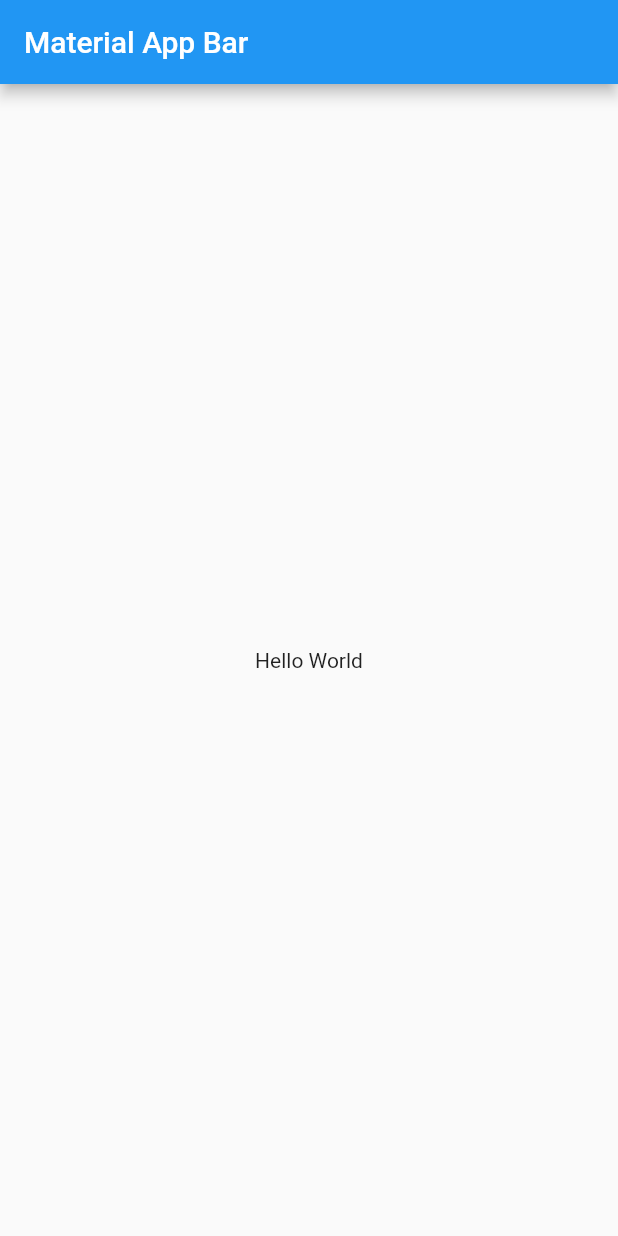
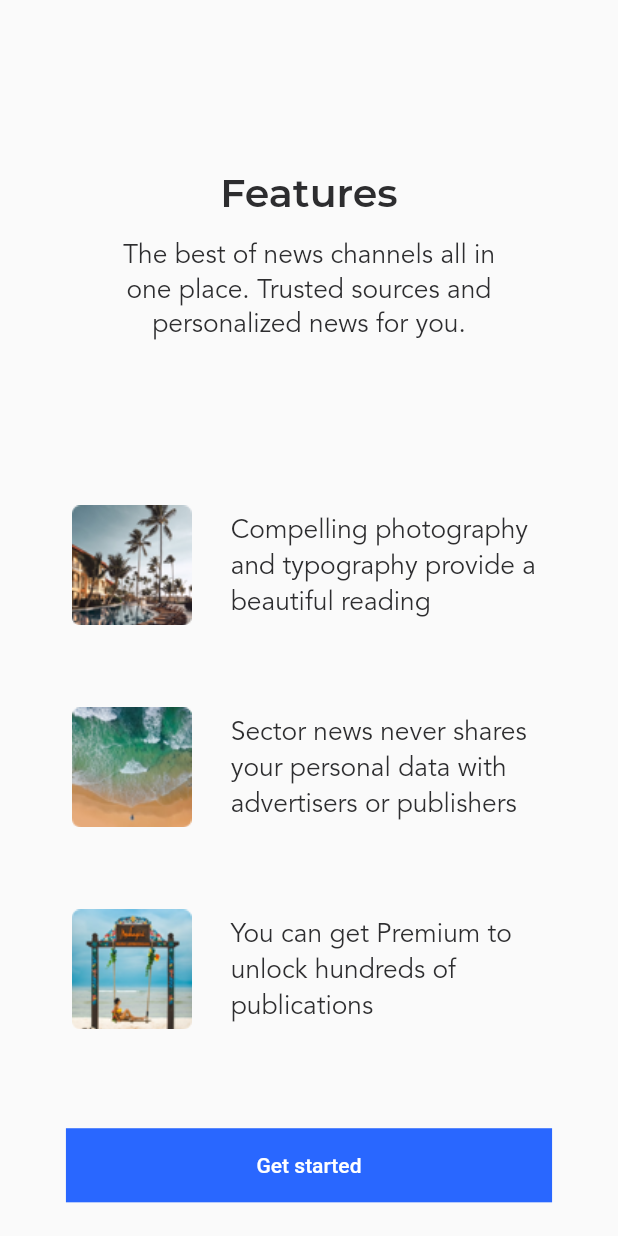
Before and after one commit to chenbingiOS/flutter_music, a Flutter app: the screen it shows after launch, on a phone screen of 412 x 824 dp. Run offline on Flutter 3.47's test engine with Material 2 defaults, Android fonts, the phone set to English and light mode, and no system bars; our stand-ins replace flutter_screenutil.

Commit message:
【Feature】工具类封装，欢迎页面代码

```diff
--- /dev/null
+++ b/flutter_music/lib/common/utils/colors.dart
@@ -0,0 +1,39 @@
+import 'dart:ui';
+
+class AppColors {
+  /// 主背景 白色
+  static const Color primaryBackground = Color.fromARGB(255, 255, 255, 255);
+
+  /// 主文本 灰色
+  static const Color primaryText = Color.fromARGB(255, 45, 45, 47);
+
+  /// 主控件-背景 蓝色
+  static const Color primaryElement = Color.fromARGB(255, 41, 103, 255);
+
+  /// 主控件-文本 白色
+  static const Color primaryElementText = Color.fromARGB(255, 255, 255, 255);
+
+  // *****************************************
+
+  /// 第二种控件-背景色 淡灰色
+  static const Color secondaryElement = Color.fromARGB(255, 246, 246, 246);
+
+  /// 第二种控件-文本 浅蓝色
+  static const Color secondaryElementText = Color.fromARGB(255, 41, 103, 255);
+
+  // *****************************************
+
+  /// 第三种控件-背景色 石墨色
+  static const Color thirdElement = Color.fromARGB(255, 45, 45, 47);
+
+  /// 第三种控件-文本 浅灰色2
+  static const Color thirdElementText = Color.fromARGB(255, 141, 141, 142);
+
+  // *****************************************
+
+  /// tabBar 默认颜色 灰色
+  static const Color tabBarElement = Color.fromARGB(255, 208, 208, 208);
+
+  /// tabCellSeparator 单元格底部分隔条 颜色
+  static const Color tabCellSeparator = Color.fromARGB(255, 230, 230, 231);
+}
--- /dev/null
+++ b/flutter_music/lib/common/utils/fonts.dart
@@ -0,0 +1,5 @@
+class AppFonts {
+  static const String montserrat = "Montserrat";
+
+  static const String avenir = "Avenir";
+}
--- /dev/null
+++ b/flutter_music/lib/common/utils/screen.dart
@@ -0,0 +1,37 @@
+import 'package:flutter_screenutil/flutter_screenutil.dart';
+
+/**
+    ScreenUtil().setWidth(540)  (sdk>=2.6 : 540.w)   //根据屏幕宽度适配尺寸
+    ScreenUtil().setHeight(200) (sdk>=2.6 : 200.h)   //根据屏幕高度适配尺寸(一般根据宽度适配即可)
+    ScreenUtil().radius(200)    (sdk>=2.6 : 200.r)   //根据宽度或高度中的较小者进行调整
+    ScreenUtil().setSp(24)      (sdk>=2.6 : 24.sp)   //适配字体
+
+    ScreenUtil.pixelRatio       //设备的像素密度
+    ScreenUtil.screenWidth   (sdk>=2.6 : 1.sw)   //设备宽度
+    ScreenUtil.screenHeight  (sdk>=2.6 : 1.sh)   //设备高度
+    ScreenUtil.bottomBarHeight  //底部安全区距离，适用于全面屏下面有按键的
+    ScreenUtil.statusBarHeight  //状态栏高度 刘海屏会更高
+    ScreenUtil.textScaleFactor //系统字体缩放比例
+
+    ScreenUtil().scaleWidth  // 实际宽度设计稿宽度的比例
+    ScreenUtil().scaleHeight // 实际高度与设计稿高度度的比例
+
+    ScreenUtil().orientation  //屏幕方向
+
+    0.2.sw  //屏幕宽度的0.2倍
+    0.5.sh  //屏幕高度的50%*
+**/
+
+double duSetWidth(double width) {
+  return ScreenUtil().setWidth(width);
+}
+
+/// 设置宽度
+double duSetHeight(double height) {
+  return ScreenUtil().setHeight(height);
+}
+
+/// 设置字体尺寸
+double duSetFontSize(double fontSize) {
+  return ScreenUtil().setSp(fontSize);
+}
--- /dev/null
+++ b/flutter_music/lib/common/utils/utils.dart
@@ -0,0 +1,5 @@
+library utils;
+
+export 'screen.dart';
+export 'colors.dart';
+export 'fonts.dart';
--- a/flutter_music/lib/main.dart
+++ b/flutter_music/lib/main.dart
@@ -1,22 +1,17 @@
 import 'package:flutter/material.dart';
+import 'package:flutter_music/pages/welcome.dart';
+import 'package:flutter_screenutil/flutter_screenutil.dart';
 
 void main() => runApp(MyApp());
 
 class MyApp extends StatelessWidget {
   @override
   Widget build(BuildContext context) {
-    return MaterialApp(
-      title: 'Material App',
-      home: Scaffold(
-        appBar: AppBar(
-          title: Text('Material App Bar'),
-        ),
-        body: Center(
-          child: Container(
-            child: Text('Hello World'),
-          ),
-        ),
-      ),
-    );
+    return ScreenUtilInit(
+        designSize: Size(375, 812 - 44 - 34),
+        builder: () => MaterialApp(
+              title: 'Material App',
+              home: WelcomePage(),
+            ));
   }
 }
--- a/flutter_music/lib/pages/page_main.dart
+++ /dev/null
@@ -1,33 +0,0 @@
-import 'package:flutter/material.dart';
-
-class MainPage extends StatefulWidget {
-  const MainPage({Key key}) : super(key: key);
-
-  @override
-  _MainPageState createState() => _MainPageState();
-}
-
-class _MainPageState extends State<MainPage>
-    with SingleTickerProviderStateMixin {
-  TabController _tabController;
-  PageController _pageController;
-
-  @override
-  void initState() {
-    super.initState();
-    _tabController = TabController(length: 2, vsync: this);
-    _pageController = PageController();
-  }
-
-  @override
-  void dispose() {
-    _tabController.dispose();
-    _pageController.dispose();
-    super.dispose();
-  }
-
-  @override
-  Widget build(BuildContext context) {
-    return Container();
-  }
-}
--- /dev/null
+++ b/flutter_music/lib/pages/welcome.dart
@@ -0,0 +1,136 @@
+import 'package:flutter/material.dart';
+import 'package:flutter_music/common/utils/radii.dart';
+import 'package:flutter_music/common/utils/utils.dart';
+
+class WelcomePage extends StatelessWidget {
+  @override
+  Widget build(BuildContext context) {
+    /// 页头标题
+    final _headerTitle = Padding(
+      padding: EdgeInsets.only(top: duSetHeight(60.0 + 44.0)),
+      child: Text(
+        'Features',
+        style: TextStyle(
+          color: AppColors.primaryText,
+          fontFamily: AppFonts.montserrat,
+          fontWeight: FontWeight.w600,
+          fontSize: duSetFontSize(24),
+          height: 1,
+        ),
+      ),
+    );
+
+    /// 页头说明
+    final _headerDetail = Container(
+      margin: EdgeInsets.only(
+        top: duSetHeight(14),
+      ),
+      width: duSetWidth(242),
+      height: duSetWidth(70),
+      child: Text(
+        'The best of news channels all in one place. '
+        'Trusted sources and personalized news for you.',
+        textAlign: TextAlign.center,
+        style: TextStyle(
+          color: AppColors.primaryText,
+          fontFamily: AppFonts.avenir,
+          fontWeight: FontWeight.normal,
+          fontSize: duSetFontSize(16),
+          height: 1.3,
+        ),
+      ),
+    );
+
+    /// 特性说明
+    /// 宽度 80 + 20 + 195 = 295
+    Widget _buildFeatureItem(String imageName, String intro, double marginTop) {
+      return Container(
+        width: duSetWidth(295),
+        height: duSetHeight(80),
+        margin: EdgeInsets.only(top: duSetHeight(marginTop)),
+        child: Row(
+          children: [
+            Image.asset(
+              'assets/images/$imageName.png',
+              width: duSetWidth(80),
+              height: duSetHeight(80),
+              fit: BoxFit.none,
+            ),
+            Spacer(),
+            Container(
+              width: duSetWidth(195),
+              child: Text(
+                intro,
+                textAlign: TextAlign.left,
+                style: TextStyle(
+                  color: AppColors.primaryText,
+                  fontFamily: AppFonts.avenir,
+                  fontWeight: FontWeight.normal,
+                  fontSize: duSetFontSize(16),
+                ),
+              ),
+            ),
+          ],
+        ),
+      );
+    }
+
+    final _featureItem = Column(
+      children: [
+        _buildFeatureItem(
+          'feature-1',
+          'Compelling photography and typography provide a beautiful reading',
+          86,
+        ),
+        _buildFeatureItem(
+          'feature-2',
+          'Sector news never shares your personal data with advertisers or publishers',
+          40,
+        ),
+        _buildFeatureItem(
+          'feature-3',
+          'You can get Premium to unlock hundreds of publications',
+          40,
+        ),
+      ],
+    );
+
+    /// 开始按钮
+    final _startButton = Container(
+        width: duSetWidth(295),
+        height: duSetHeight(44),
+        margin: EdgeInsets.only(bottom: duSetHeight(20)),
+        child: TextButton(
+          style: TextButton.styleFrom(
+              backgroundColor: AppColors.primaryElement,
+              primary: AppColors.primaryElementText,
+              shape: RoundedRectangleBorder(borderRadius: Radii.k6pxRadius)),
+          onPressed: () {
+            Navigator.pushNamed(
+              context,
+              '/sign-in',
+            );
+          },
+          child: Text(
+            'Get started',
+          ),
+        ));
+
+    return Scaffold(
+      body: Center(
+        child: Container(
+          child: Column(
+            children: [
+              _headerTitle,
+              _headerDetail,
+              _featureItem,
+              Spacer(),
+              _startButton,
+            ],
+          ),
+        ),
+      ),
+    );
+    ;
+  }
+}
```
Also changed, not shown: flutter_music/pubspec.yaml (+20 -3 lines).
